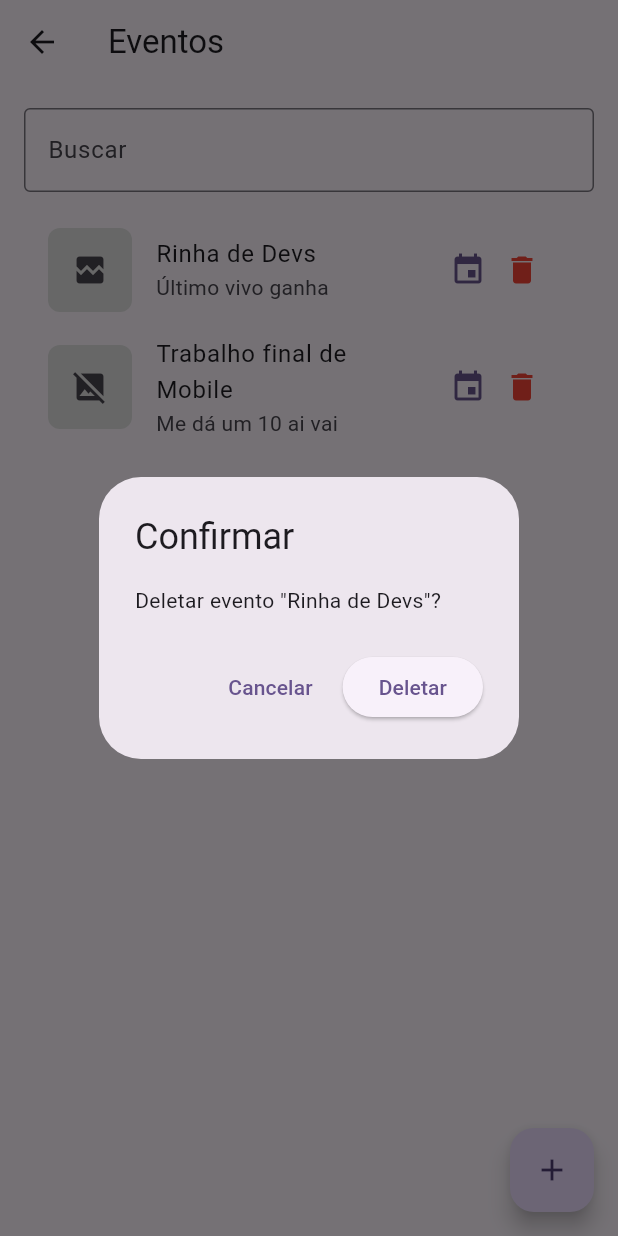
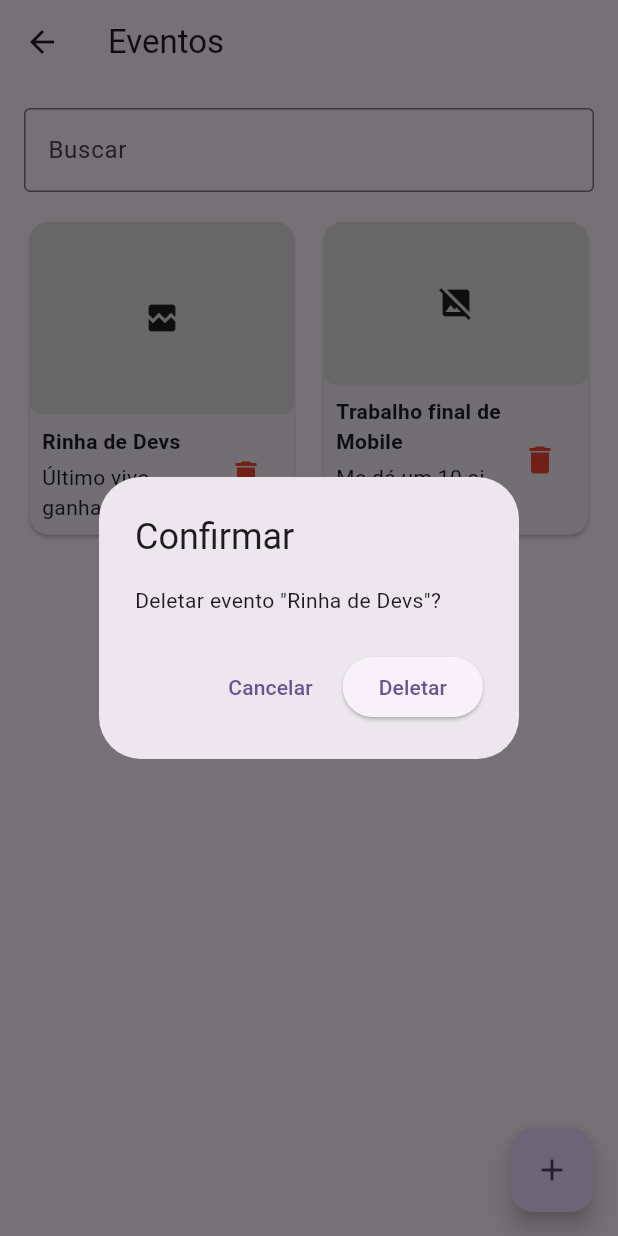
Before and after one commit to RenanPoersch/tf_mobile, a Flutter app: the EventView screen opened directly, after a tap on the "delete" icon, on a phone screen of 412 x 824 dp. Run offline on Flutter 3.47's test engine with Material 3 defaults, Android fonts, the phone set to English and light mode, and no system bars; our stand-ins replace sqflite; accounts and stored records are empty; network calls fail.

Commit message:
adiciona grid

```diff
--- a/lib/views/event_view.dart
+++ b/lib/views/event_view.dart
@@ -74,20 +74,46 @@ class _EventViewState extends State<EventView> {
                 ),
                 const SizedBox(height: 16),
                 Expanded(
-                  child: ListView.builder(
+                  child: GridView.builder(
+                    gridDelegate: const SliverGridDelegateWithFixedCrossAxisCount(
+                      crossAxisCount: 2,
+                      crossAxisSpacing: 12,
+                      mainAxisSpacing: 12,
+                      childAspectRatio: 0.85,
+                    ),
                     itemCount: widget.eventViewModel.events.length,
                     itemBuilder: (context, index) {
                       final event = widget.eventViewModel.events[index];
-                      return ListTile(
-                        leading: _buildEventImage(event.image),
-                        title: Text(event.name),
-                        subtitle: Text(event.description),
-                        trailing: Row(
-                          mainAxisSize: MainAxisSize.min,
+                      return GestureDetector(
+                        onTap: () {
+                          showDialog(
+                            context: context,
+                            builder: (_) => EventFormDialog(
+                              initial: event,
+                              onSave: (e) async => await widget.eventViewModel.updateEvent(e),
+                            ),
+                          );
+                        },
+                        child: Card(
+                          clipBehavior: Clip.antiAlias,
+                          shape: RoundedRectangleBorder(borderRadius: BorderRadius.circular(12)),
+                          child: Column(
+                            crossAxisAlignment: CrossAxisAlignment.stretch,
                             children: [
-                            Icon(
-                              Icons.event,
-                              color: Theme.of(context).colorScheme.primary,
+                              Expanded(child: _buildEventImage(event.image)),
+                              Padding(
+                                padding: const EdgeInsets.all(8.0),
+                                child: Row(
+                                  children: [
+                                    Expanded(
+                                      child: Column(
+                                        crossAxisAlignment: CrossAxisAlignment.start,
+                                        children: [
+                                          Text(event.name, style: const TextStyle(fontWeight: FontWeight.bold)),
+                                          const SizedBox(height: 4),
+                                          Text(event.description, maxLines: 2, overflow: TextOverflow.ellipsis),
+                                        ],
+                                      ),
                                     ),
                                     IconButton(
                                       icon: const Icon(Icons.delete, color: Colors.red),
@@ -120,17 +146,10 @@ class _EventViewState extends State<EventView> {
                                     ),
                                   ],
                                 ),
-                        onTap: () {
-                          showDialog(
-                            context: context,
-                            builder: (_) => EventFormDialog(
-                              initial: event,
-                              onSave: (e) async {
-                                await widget.eventViewModel.updateEvent(e);
-                              },
                               ),
-                          );
-                        },
+                            ],
+                          ),
+                        ),
                       );
                     },
                   ),
```
Lines whose indentation alone changed are shown as unchanged.
